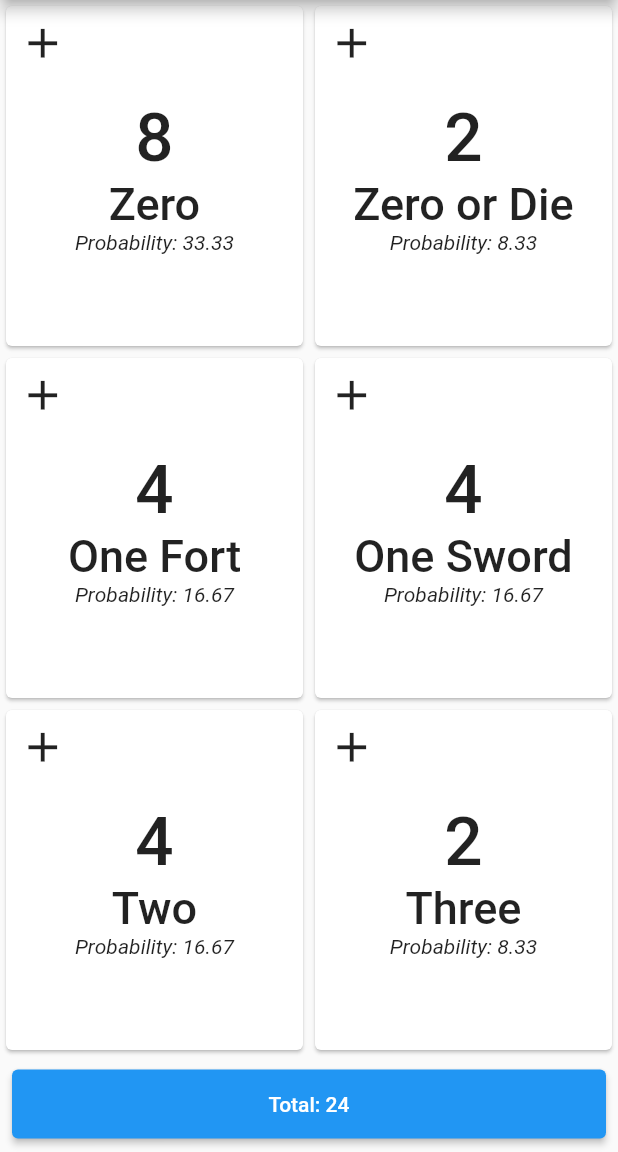
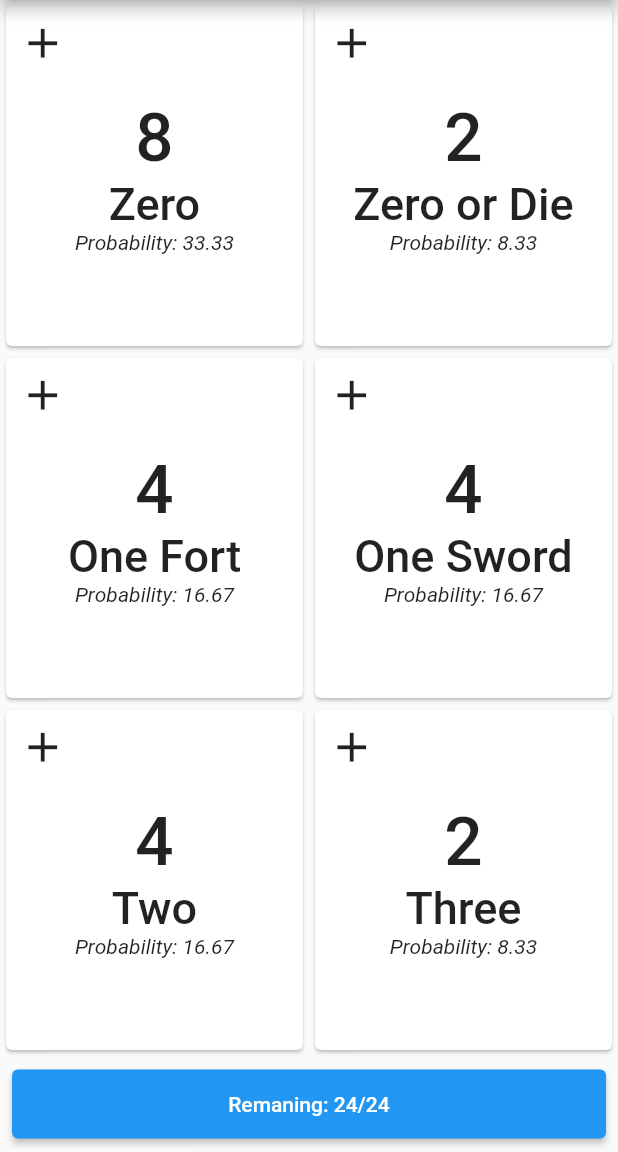
Before and after one commit to krdzo/got-battle, a Flutter app: the screen it shows after launch, after a tap on the "add" icon, on a phone screen of 412 x 824 dp, the part 84-1236 px from its top. Run offline on Flutter 3.47's test engine with Material 2 defaults, Android fonts, the phone set to English and light mode, and no system bars.

Commit message:
Add InkWell for InfoCard widget

```diff
--- a/lib/main.dart
+++ b/lib/main.dart
@@ -57,7 +57,7 @@ class HomeScreen extends StatelessWidget {
               child: Center(
                 child: Padding(
                   padding: const EdgeInsets.all(15.0),
-                  child: Text("Total: $total"),
+                  child: Text("Remaning: $total/${CardDeckModel.startingTotal}"),
                 ),
               ),
             ),
@@ -94,7 +94,9 @@ class InfoCard extends StatelessWidget {
         child: Stack(
           fit: StackFit.expand,
           children: [
-            Column(
+            InkWell(
+              onTap: () => _decrementCount(context),
+              child: Column(
                 mainAxisAlignment: MainAxisAlignment.center,
                 children: [
                   Text(
@@ -119,6 +121,7 @@ class InfoCard extends StatelessWidget {
                   ),
                 ],
               ),
+            ),
             Align(
               alignment: Alignment.topLeft,
               child: IconButton(
@@ -134,6 +137,10 @@ class InfoCard extends StatelessWidget {
   }
 
   _incrementCount(BuildContext context) {
-    Provider.of<CardDeckModel>(context, listen: false).incrementField(cardName);
+    Provider.of<CardDeckModel>(context, listen: false).incrementCount(cardName);
+  }
+
+  _decrementCount(BuildContext context) {
+    Provider.of<CardDeckModel>(context, listen: false).decrementCount(cardName);
   }
 }
```
Lines whose indentation alone changed are shown as unchanged.
